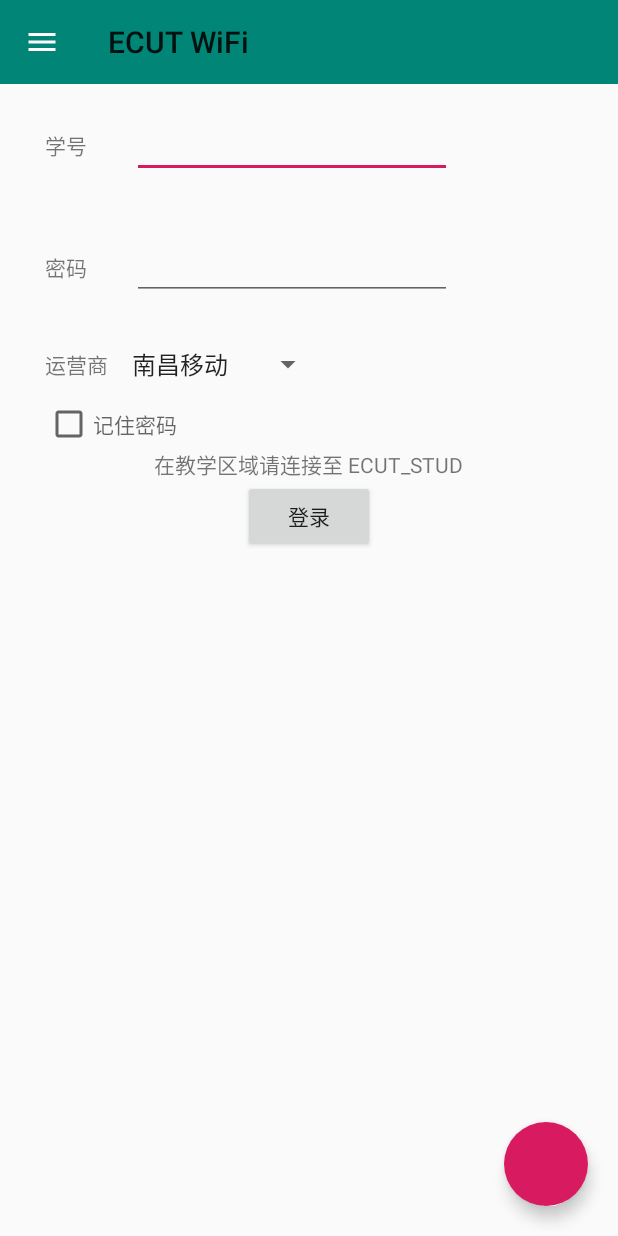
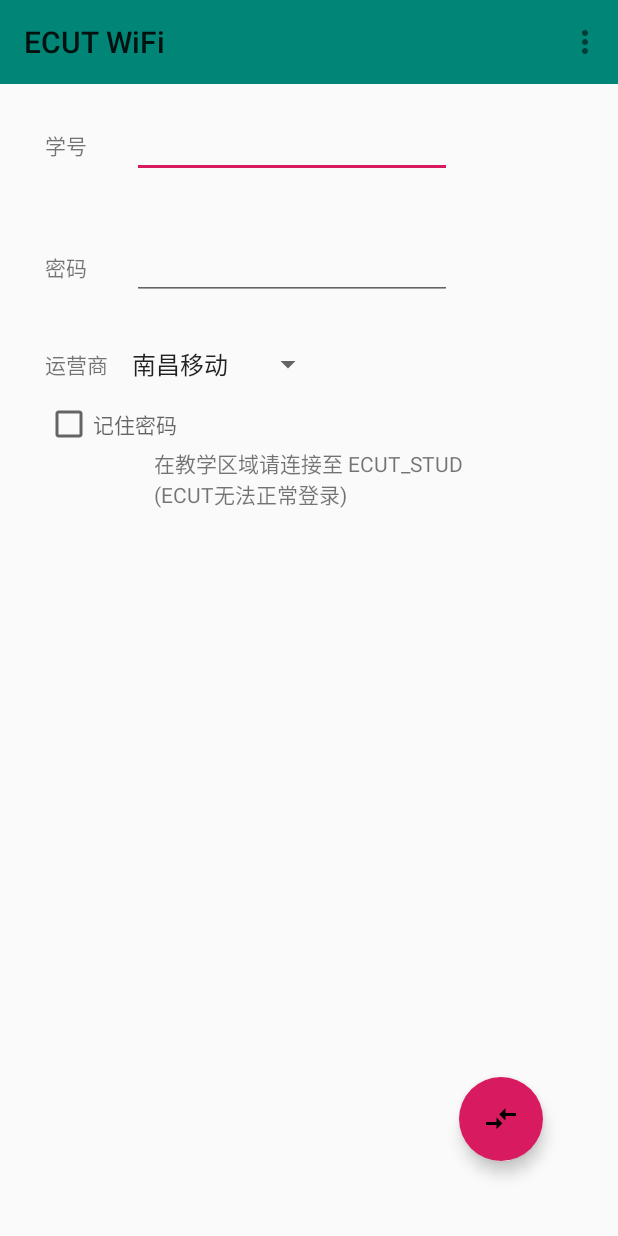
Before and after one commit to Taylorhd/ECUIWifiConnector, an Android app: the screen it shows after launch (LoginActivity), on a phone screen of 412 x 824 dp. Run offline under Robolectric (Android 15) with nearby library versions, the phone set to English and light mode, and no system bars.

Commit message:
船新版本，修改界面

```diff
--- a/app/src/main/res/layout/activity_login.xml
+++ b/app/src/main/res/layout/activity_login.xml
@@ -1,16 +1,9 @@
 <?xml version="1.0" encoding="utf-8"?>
-<androidx.drawerlayout.widget.DrawerLayout
+<LinearLayout
     xmlns:android="http://schemas.android.com/apk/res/android"
     xmlns:app="http://schemas.android.com/apk/res-auto"
-    android:id="@+id/drawer_layout"
     android:layout_width="match_parent"
     android:layout_height="match_parent">
-
-
-<FrameLayout
-    android:layout_width="match_parent"
-    android:layout_height="match_parent">
-
 <LinearLayout
     android:orientation="vertical"
     android:layout_width="match_parent"
@@ -21,10 +14,7 @@
         android:layout_height="?attr/actionBarSize"
         android:background="?attr/colorPrimary"
         android:theme="@style/ThemeOverlay.AppCompat.Light"
-        app:popupTheme="@style/ThemeOverlay.AppCompat.Light"
-        />
-
-
+        app:popupTheme="@style/ThemeOverlay.AppCompat.Light"/>
     <LinearLayout
         android:layout_width="match_parent"
         android:layout_height="wrap_content">
@@ -33,115 +23,70 @@
             android:layout_width="wrap_content"
             android:padding="30dp"
             android:layout_height="wrap_content"
-            android:text="学号"
-            />
-
+            android:text="学号"/>
         <EditText
             android:id="@+id/et_account"
-
             android:layout_width="wrap_content"
             android:layout_height="wrap_content"
             android:ems="10"
-            android:inputType="textPersonName"
-            />
+            android:inputType="textPersonName"/>
     </LinearLayout>
-
     <LinearLayout
         android:layout_width="match_parent"
         android:layout_height="wrap_content">
-
         <TextView
             android:id="@+id/tv_password"
             android:layout_width="wrap_content"
             android:layout_height="wrap_content"
             android:text="密码"
-            android:padding="30dp"
-            />
-
+            android:padding="30dp"/>
         <EditText
             android:id="@+id/et_password"
             android:layout_width="wrap_content"
             android:layout_height="wrap_content"
             android:ems="10"
-            android:inputType="textPassword"
-            />
-
+            android:inputType="textPassword"/>
     </LinearLayout>
-
     <LinearLayout
         android:layout_width="match_parent"
         android:layout_height="wrap_content">
-
         <TextView
             android:id="@+id/tv_ISP"
             android:layout_gravity="center"
             android:layout_width="wrap_content"
             android:layout_height="wrap_content"
             android:text="运营商"
-            android:layout_marginLeft="30dp"
-
-            />
+            android:layout_marginLeft="30dp"/>
         <Spinner
-
             android:id="@+id/spinnerISP"
             android:layout_width="wrap_content"
-            android:layout_height="wrap_content"
-            />
+            android:layout_height="wrap_content"/>
     </LinearLayout>
-
-
     <CheckBox
         android:id="@+id/cb_Remember"
         android:layout_width="wrap_content"
         android:layout_height="wrap_content"
         android:hint="记住密码"
-        android:layout_marginLeft="30dp"
-
-        />
-
-
+        android:layout_marginLeft="30dp"/>
     <TextView
         android:layout_width="wrap_content"
         android:layout_height="wrap_content"
         android:layout_gravity="center_horizontal"
-        android:text="在教学区域请连接至 ECUT_STUD"
-        />
-
-    <Button
-        android:id="@+id/bt_login"
-        android:layout_width="wrap_content"
-        android:layout_height="wrap_content"
-        android:text="登录"
-        android:layout_gravity="center_horizontal"
-        />
-</LinearLayout>
+        android:text="在教学区域请连接至 ECUT_STUD\n(ECUT无法正常登录)"/>
     <androidx.coordinatorlayout.widget.CoordinatorLayout
         android:layout_width="match_parent"
-        android:layout_height="match_parent"
-        >
+        android:layout_height="match_parent">
         <com.google.android.material.floatingactionbutton.FloatingActionButton
             android:id="@+id/fab_login"
             android:layout_width="wrap_content"
             android:layout_height="wrap_content"
             android:layout_gravity="right|bottom"
-            android:layout_marginBottom="20dp"
-            android:layout_marginRight="20dp"
+            android:layout_marginBottom="50dp"
+            android:layout_marginRight="50dp"
             app:borderWidth="0dp"
+            android:src="@drawable/ic_compare_arrows_black_48dp"
             app:fabSize="normal" />
+    </androidx.coordinatorlayout.widget.CoordinatorLayout>
+</LinearLayout>
 
-    </androidx.coordinatorlayout.widget.CoordinatorLayout>
-
-
-
-</FrameLayout>
-<com.google.android.material.navigation.NavigationView
-    android:id="@+id/nav_view"
-    android:layout_width="match_parent"
-    android:layout_height="match_parent"
-    android:layout_gravity = "start"
-    app:menu="@menu/nav_menu"
-    app:headerLayout="@layout/nav_header"
-    android:fitsSystemWindows="true"
-    />
-
-</androidx.drawerlayout.widget.DrawerLayout>
+</LinearLayout>
--- /dev/null
+++ b/app/src/main/res/menu/main.xml
@@ -0,0 +1,9 @@
+<?xml version="1.0" encoding="utf-8"?>
+<menu xmlns:android="http://schemas.android.com/apk/res/android">
+    <item
+        android:id="@+id/menu_ques_and_answer"
+        android:title="@string/lable_qa"/>
+    <item
+        android:id="@+id/menu_quit"
+        android:title="退出"/>
+</menu>
--- a/app/src/main/res/menu/nav_menu.xml
+++ /dev/null
@@ -1,33 +0,0 @@
-<menu xmlns:android="http://schemas.android.com/apk/res/android">
-    <group android:checkableBehavior="single">
-        <item
-            android:id="@+id/nav_login"
-            android:icon="@drawable/ic_account_circle_black_48dp"
-            android:title="登录"/>
-        <item
-            android:id="@+id/nac_status"
-            android:icon="@drawable/ic_perm_device_information_black_48dp"
-            android:title="状态"/>
-
-        <item
-            android:id="@+id/ques_and_answer"
-            android:icon="@drawable/ic_help_black_48dp"
-            android:title="@string/lable_qa"
-            />
-        <item
-            android:id="@+id/feedback"
-            android:icon="@drawable/ic_feedback_black_48dp"
-            android:title="反馈"
-            />
-        <item
-            android:id="@+id/quit"
-            android:icon="@drawable/ic_power_settings_new_black_48dp"
-            android:title="退出"
-            />
-<!--        <item-->
-<!--            android:id="@+id/info"-->
-<!--            android:icon="@drawable/ic_info_black_48dp"-->
-<!--            android:title="作者信息"-->
-<!--            />-->
-    </group>
-</menu>
--- a/app/src/main/res/values/styles.xml
+++ b/app/src/main/res/values/styles.xml
@@ -6,7 +6,6 @@
         <item name="colorPrimary">@color/colorPrimary</item>
         <item name="colorPrimaryDark">@color/colorPrimaryDark</item>
         <item name="colorAccent">@color/colorAccent</item>
-
     </style>
 
 </resources>
```
Also changed, not shown: app/src/main/AndroidManifest.xml (+0 -16 lines), app/src/main/java/cora/com/ecutwificonnector/FeedbackActivity.java (deleted, +0 -55 lines), app/src/main/java/cora/com/ecutwificonnector/HttpUtil.java (+2 -12 lines), app/src/main/java/cora/com/ecutwificonnector/LoginActivity.java (+113 -110 lines), app/src/main/java/cora/com/ecutwificonnector/QuesAnsActivity.java (+20 -6 lines), app/src/main/java/cora/com/ecutwificonnector/StatusActivity.java (deleted, +0 -141 lines), app/src/main/res/layout/activity_feedback.xml (deleted, +0 -35 lines), app/src/main/res/layout/activity_ques_ans.xml (+24 -0 lines), app/src/main/res/layout/activity_status.xml (deleted, +0 -46 lines), app/src/main/res/layout/nav_header.xml (deleted, +0 -32 lines), app/src/main/res/drawable-xxxhdpi/ic_compare_arrows_black_48dp.png (added).
